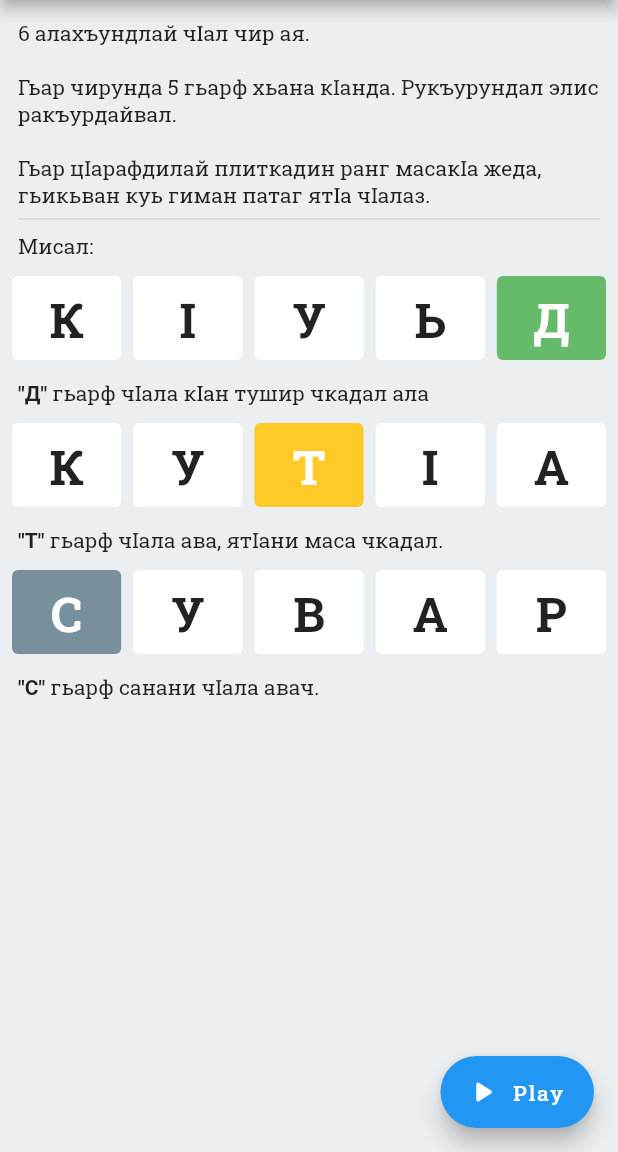
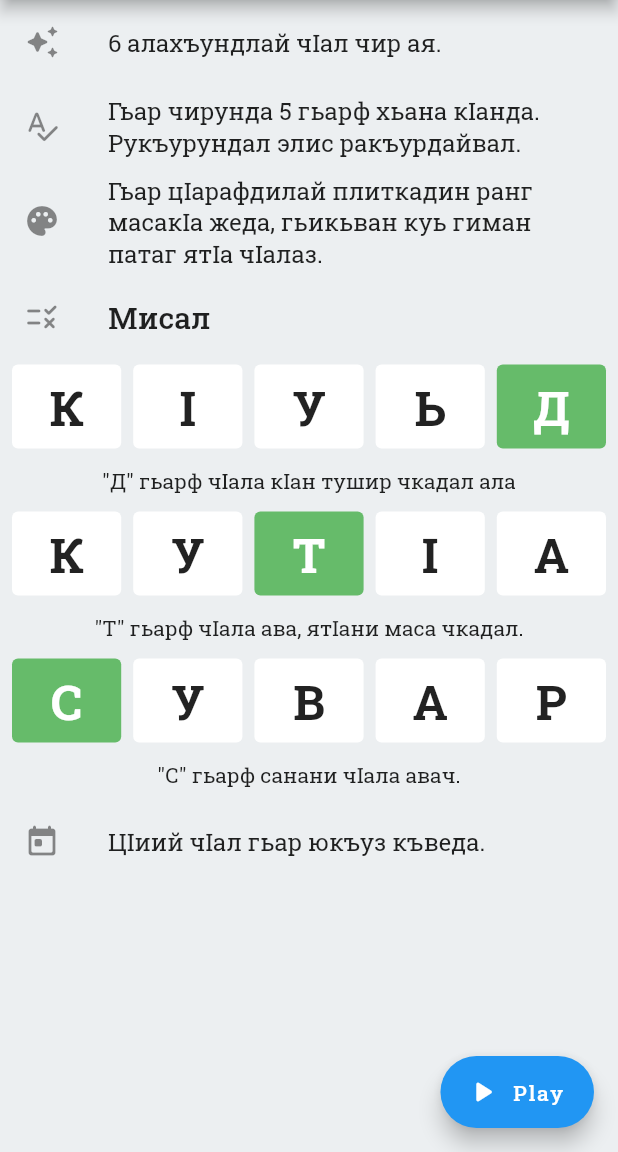
Before and after one commit to raxysstudios/mecel, a Flutter app: the HelpScreen screen opened directly, on a phone screen of 412 x 824 dp, the part 84-1236 px from its top. Run offline on Flutter 3.47's test engine with Material 2 defaults, Android fonts, the phone set to English and light mode, and no system bars; our stand-ins replace google_fonts, package_info_plus.

Commit message:
Improve Help UI

```diff
--- a/lib/modules/game/screens/help.dart
+++ b/lib/modules/game/screens/help.dart
@@ -1,16 +1,43 @@
 import 'package:flutter/material.dart';
-import 'package:google_fonts/google_fonts.dart';
 import 'package:wordle/modules/home/widgets/raxys_logo.dart';
 import 'package:wordle/shared/widgets/letter_card.dart';
 
 class HelpScreen extends StatelessWidget {
   const HelpScreen({Key? key}) : super(key: key);
 
+  Widget buildExample(
+    BuildContext context,
+    String word,
+    int letter,
+    LetterState state,
+    String caption,
+  ) {
+    final char = word[letter];
+    return Column(
+      children: [
+        Container(
+          height: 64,
+          padding: const EdgeInsets.symmetric(horizontal: 4),
+          child: Row(
+            children: [
+              for (var i = 0; i < word.length; i++)
+                LetterCard(
+                  text: word[i],
+                  state: i == letter ? state : null,
+                ),
+            ],
+          ),
+        ),
+        Padding(
+          padding: const EdgeInsets.all(8),
+          child: Text(caption),
+        ),
+      ],
+    );
+  }
+
   @override
   Widget build(BuildContext context) {
-    final richTextStyle = GoogleFonts.robotoSlab(
-      color: Theme.of(context).textTheme.bodyText2?.color,
-    );
     return Scaffold(
       appBar: AppBar(
         leading: Stack(
@@ -30,111 +57,61 @@ class HelpScreen extends StatelessWidget {
         label: const Text('Play'),
       ),
       body: ListView(
-        padding: const EdgeInsets.fromLTRB(4, 4, 4, 76),
+        padding: const EdgeInsets.only(bottom: 76),
         children: [
-          const Padding(
-            padding: EdgeInsets.all(8),
-            child: Text(
-              '6 алахъундлай чӏал чир ая.\n\nГьар чирунда 5 гьарф хьана кӏанда. Рукъурундал элис ракъурдайвал.\n\nГьар цӏарафдилай плиткадин ранг масакӏа жеда, гьикьван куь гиман патаг ятӏа чӏалаз.',
+          const ListTile(
+            leading: Icon(Icons.auto_awesome_rounded),
+            title: Text('6 алахъундлай чӏал чир ая.'),
+          ),
+          const ListTile(
+            leading: SizedBox(
+              height: double.infinity,
+              child: Icon(Icons.spellcheck_rounded),
+            ),
+            title: Text(
+              'Гьар чирунда 5 гьарф хьана кӏанда. Рукъурундал элис ракъурдайвал.',
             ),
           ),
-          const Divider(
-            indent: 8,
-            endIndent: 8,
-          ),
-          const Padding(
-            padding: EdgeInsets.all(8),
-            child: Text('Мисал:'),
-          ),
-          SizedBox(
-            height: 64,
-            child: Row(
-              children: const [
-                LetterCard(text: 'к'),
-                LetterCard(text: 'ӏ'),
-                LetterCard(text: 'у'),
-                LetterCard(text: 'ь'),
-                LetterCard(
-                  text: 'д',
-                  state: LetterState.present,
-                ),
-              ],
+          const ListTile(
+            leading: SizedBox(
+              height: double.infinity,
+              child: Icon(Icons.palette_rounded),
+            ),
+            title: Text(
+              'Гьар цӏарафдилай плиткадин ранг масакӏа жеда, гьикьван куь гиман патаг ятӏа чӏалаз.',
             ),
           ),
-          Padding(
-            padding: const EdgeInsets.all(8),
-            child: RichText(
-              text: TextSpan(
-                style: richTextStyle,
-                children: const [
-                  TextSpan(
-                    text: '"Д"',
-                    style: TextStyle(fontWeight: FontWeight.bold),
-                  ),
-                  TextSpan(text: ' гьарф чІала кІан тушир чкадал ала'),
-                ],
-              ),
+          ListTile(
+            leading: const Icon(Icons.rule_rounded),
+            title: Text(
+              'Мисал',
+              style: Theme.of(context).textTheme.headline6,
             ),
           ),
-          SizedBox(
-            height: 64,
-            child: Row(
-              children: const [
-                LetterCard(text: 'к'),
-                LetterCard(text: 'у'),
-                LetterCard(
-                  text: 'т',
-                  state: LetterState.shifted,
-                ),
-                LetterCard(text: 'ӏ'),
-                LetterCard(text: 'а'),
-              ],
-            ),
+          buildExample(
+            context,
+            'кӏуьд',
+            4,
+            LetterState.present,
+            '"Д" гьарф чІала кІан тушир чкадал ала',
           ),
-          Padding(
-            padding: const EdgeInsets.all(8),
-            child: RichText(
-              text: TextSpan(
-                style: richTextStyle,
-                children: const [
-                  TextSpan(
-                    text: '"Т"',
-                    style: TextStyle(fontWeight: FontWeight.bold),
-                  ),
-                  TextSpan(text: ' гьарф чӏала ава, ятӏани маса чкадал.'),
-                ],
-              ),
-            ),
+          buildExample(
+            context,
+            'кутӏа',
+            2,
+            LetterState.present,
+            '"Т" гьарф чӏала ава, ятӏани маса чкадал.',
           ),
-          SizedBox(
-            height: 64,
-            child: Row(
-              children: const [
-                LetterCard(
-                  text: 'с',
-                  state: LetterState.missing,
-                ),
-                LetterCard(text: 'у'),
-                LetterCard(text: 'в'),
-                LetterCard(text: 'а'),
-                LetterCard(text: 'р'),
-              ],
-            ),
+          buildExample(
+            context,
+            'сувар',
+            0,
+            LetterState.present,
+            '"С" гьарф санани чӏала авач.',
           ),
-          Padding(
-            padding: const EdgeInsets.all(8),
-            child: RichText(
-              text: TextSpan(
-                style: richTextStyle,
-                children: const [
-                  TextSpan(
-                    text: '"С"',
-                    style: TextStyle(fontWeight: FontWeight.bold),
-                  ),
-                  TextSpan(text: ' гьарф санани чӏала авач.'),
-                ],
-              ),
-            ),
+          const ListTile(
+            leading: Icon(Icons.today_rounded),
+            title: Text('Цӏиий чӏал гьар юкъуз къведа.'),
           ),
         ],
       ),
--- a/lib/modules/stats/screens/stats.dart
+++ b/lib/modules/stats/screens/stats.dart
@@ -2,7 +2,6 @@ import 'package:flutter/material.dart';
 import 'package:package_info_plus/package_info_plus.dart';
 import 'package:url_launcher/url_launcher.dart';
 import 'package:wordle/modules/game/utils.dart';
-import 'package:wordle/modules/game/widgets/share_button.dart';
 import 'package:wordle/shared/models/game_state.dart';
 import 'package:wordle/shared/widgets/rounded_back_button.dart';
 
@@ -36,7 +35,6 @@ class _StatsScreenState extends State<StatsScreen> {
           const SizedBox(width: 4),
         ],
       ),
-      floatingActionButton: ShareButton(widget.game),
       body: ListView(
         padding: const EdgeInsets.only(bottom: 76),
         children: [
@@ -48,11 +46,8 @@ class _StatsScreenState extends State<StatsScreen> {
             title: Countdown(
               builder: (context, string) => Text(string),
             ),
-            isThreeLine: true,
-            subtitle: Text(
-              '${getCurrentDay() + 2}-ибил чӏавалай къведай чӏал жеда'
-              '\nЦӏиий чӏал гьар юкъуз къведа',
-            ),
+            subtitle:
+                Text('${getCurrentDay() + 2}-ибил чӏавалай къведай чӏал жеда.'),
           ),
           ListTile(
             onTap: () => launch('https://github.com/alkaitagi/mecel'),
```
